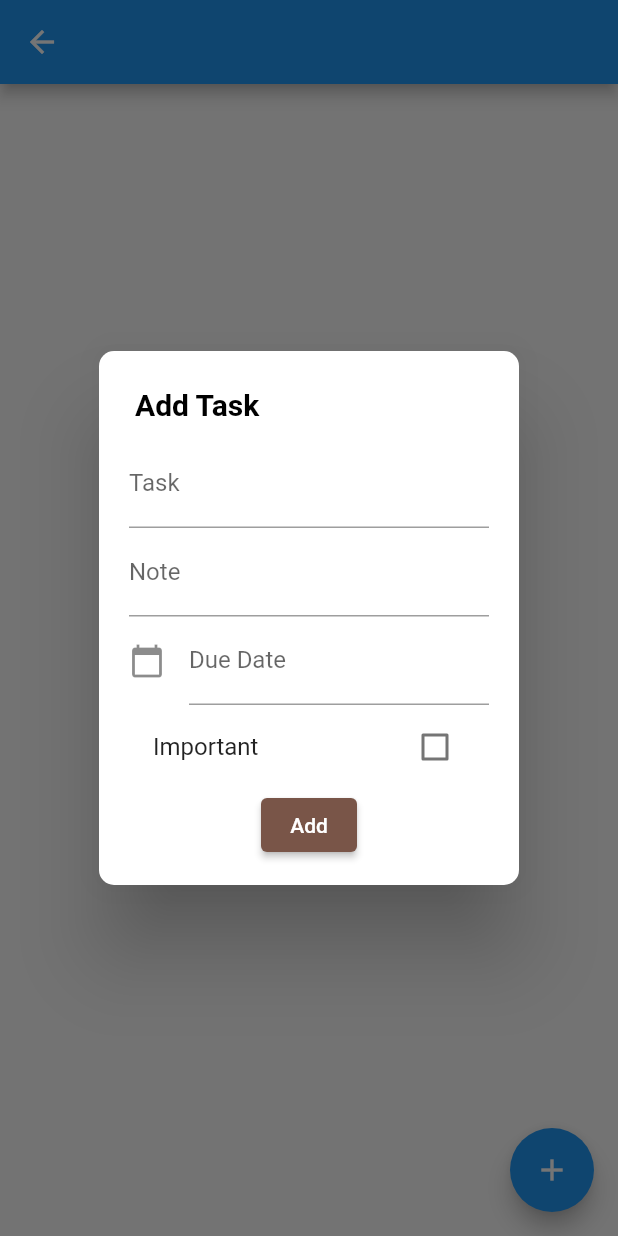
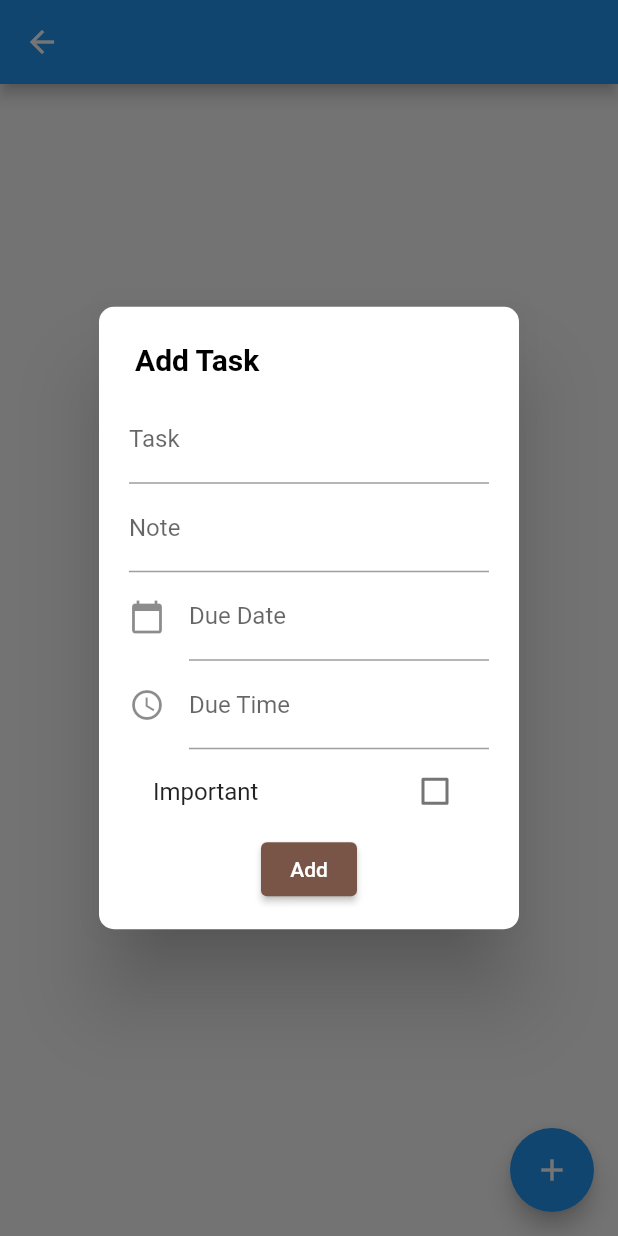
Before and after one commit to qinyanjuidavid/Taskido-App, a Flutter app: the TasksScreen screen opened directly with empty values, after a tap on the "add" icon, on a phone screen of 412 x 824 dp. Run offline on Flutter 3.47's test engine with Material 2 defaults, Android fonts, the phone set to English and light mode, and no system bars; our stand-ins replace fluttertoast; network calls fail.

Commit message:
:bug: fixes on time picker

```diff
--- a/lib/views/auth/tasks_screen.dart
+++ b/lib/views/auth/tasks_screen.dart
@@ -1,5 +1,6 @@
 import 'package:date_time_picker/date_time_picker.dart';
 import 'package:flutter/material.dart';
+import 'package:intl/intl.dart';
 import 'package:provider/provider.dart';
 import 'package:taskido/data/models/category_models.dart';
 import 'package:taskido/services/tasks_services.dart';
@@ -43,7 +44,19 @@ class _TasksScreenState extends State<TasksScreen> {
       initialTime: TimeOfDay.now(),
     );
     if (pickedTime != null) {
-      dueDateTextEditingController.text = pickedTime.toString();
+      print("picked ${pickedTime.format(context)}");
+      final now = DateTime.now();
+      DateTime convertedDateTime = DateTime(
+        now.year,
+        now.month,
+        now.day,
+        pickedTime.hour,
+        pickedTime.minute,
+      );
+      print("Converted $convertedDateTime");
+      String formatedTime = DateFormat("HH:mm:ss").format(convertedDateTime);
+      print("FormatedTime $formatedTime");
+      dueTimeTextEditingController.text = formatedTime.toString();
     }
   }
 
@@ -61,6 +74,10 @@ class _TasksScreenState extends State<TasksScreen> {
     if (taskAddFormKey.currentState!.validate()) {
       // Due date is dueDateTextEditingController.text + dueTimeTextEditingController.text in format of "2022-11-06T16:40:42Z",
       // but we need to convert it to "2022-11-06 16:40:42"
+      // 2022-11-10 00:00:00.000
+      // TimeOfDay(10:00)
+      print(dueDateTextEditingController.text);
+      print(dueTimeTextEditingController.text);
       // var dueDate = dueDateTextEditingController.text +
       //     " " +
       //     dueTimeTextEditingController.text;
@@ -171,15 +188,24 @@ class _TasksScreenState extends State<TasksScreen> {
                           value: isImportant,
                           onChanged: (bool? value) {
                             print("Value $value");
-                            print(isImportant);
-                            isImportant = value!;
-                            print(isImportant);
-                            // setState(() {
-                            //   print(isImportant);
-                            //   isImportant = value!;
-                            // });
+                            print("Before $isImportant");
+
+                            setState(() {
+                              // isImportant = value!;
+                            });
+                            print("After: $isImportant");
                           },
                         ),
+
+                        ElevatedButton(
+                          onPressed: taskSubmit,
+                          style:
+                              ElevatedButton.styleFrom(primary: Colors.brown),
+                          child: const Text(
+                            "Add",
+                            style: TextStyle(color: Colors.white),
+                          ),
+                        )
                       ],
                     ),
                   )
@@ -223,122 +249,13 @@ class _TasksScreenState extends State<TasksScreen> {
         ),
       ),
       floatingActionButton: FloatingActionButton(
-        onPressed: () async {
-          await showDialog(
-              context: context,
-              builder: (BuildContext context) {
-                return SimpleDialog(
-                  shape: RoundedRectangleBorder(
-                    borderRadius: BorderRadius.circular(10),
-                  ),
-                  title: const Text(
-                    "Add Task",
-                    style: TextStyle(
-                      color: Colors.black,
-                      fontWeight: FontWeight.w600,
-                      fontSize: 20,
-                    ),
-                  ),
-                  children: [
-                    Container(
-                      padding: const EdgeInsets.only(
-                        left: 20,
-                        right: 20,
-                      ),
-                      child: Column(children: [
-                        Form(
-                          key: taskAddFormKey,
-                          child: Column(
-                            children: [
-                              TextFormField(
-                                controller: taskTaskEditingController,
-                                decoration: const InputDecoration(
-                                  labelText: "Task",
-                                ),
-                                validator: (String? value) {
-                                  if (value == null || value.isEmpty) {
-                                    return "Task is required";
-                                  }
-                                  return null;
-                                },
-                              ),
-                              TextFormField(
-                                controller: noteTextEditingController,
-                                decoration: const InputDecoration(
-                                  labelText: "Note",
-                                ),
-                              ),
-                              TextFormField(
-                                controller: dueDateTextEditingController,
-                                decoration: const InputDecoration(
-                                  icon: Icon(Icons.calendar_today),
-                                  labelText: "Due Date",
-                                ),
-                                readOnly: true,
-                                onTap: () async {
-                                  _selectDate(context);
-                                },
-                                validator: (String? value) {
-                                  if (value == null || value.isEmpty) {
-                                    return "Due Date is required";
-                                  }
-                                  return null;
-                                },
-                              ),
-                              // TextFormField(
-                              //   controller: dueTimeTextEditingController,
-                              //   decoration: const InputDecoration(
-                              //     icon: Icon(Icons.access_time),
-                              //     labelText: "Due Time",
-                              //   ),
-                              //   readOnly: true,
-                              //   onTap: () async {
-                              //     _selectTime(context);
-                              //   },
-                              //   validator: (String? value) {
-                              //     if (value == null || value.isEmpty) {
-                              //       return "Due Time is required";
-                              //     }
-                              //     return null;
-                              //   },
-                              // ),
-                              //important check true and unchecked false
-                              CheckboxListTile(
-                                title: const Text("Important"),
-                                value: isImportant,
-                                onChanged: (bool? value) {
-                                  print("Value $value");
-                                  print("Before $isImportant");
-
-                                  setState(() {
-                                    // isImportant = value!;
-                                  });
-                                  print("After: $isImportant");
-                                },
-                              ),
-
-                              ElevatedButton(
-                                onPressed: taskSubmit,
-                                style: ElevatedButton.styleFrom(
-                                    primary: Colors.brown),
-                                child: const Text(
-                                  "Add",
-                                  style: TextStyle(color: Colors.white),
-                                ),
-                              )
-                            ],
-                          ),
-                        )
-                      ]),
-                    )
-                  ],
-                );
-              });
-        },
-
-        //  _addTaskDialog,
+        onPressed: _addTaskDialog,
         child: const Icon(Icons.add),
       ),
     );
   }
 }
+
+
+
+//
--- a/pubspec.yaml
+++ b/pubspec.yaml
@@ -34,7 +34,8 @@ dependencies:
   provider: ^6.0.4
   http: ^0.13.5
   fluttertoast: ^8.1.1
-  date_time_picker: "^2.1.0"
+  date_time_picker: ^2.1.0
+  intl: ^0.17.0
 
   # The following adds the Cupertino Icons font to your application.
   # Use with the CupertinoIcons class for iOS style icons.
```
Also changed, not shown: pubspec.lock.
